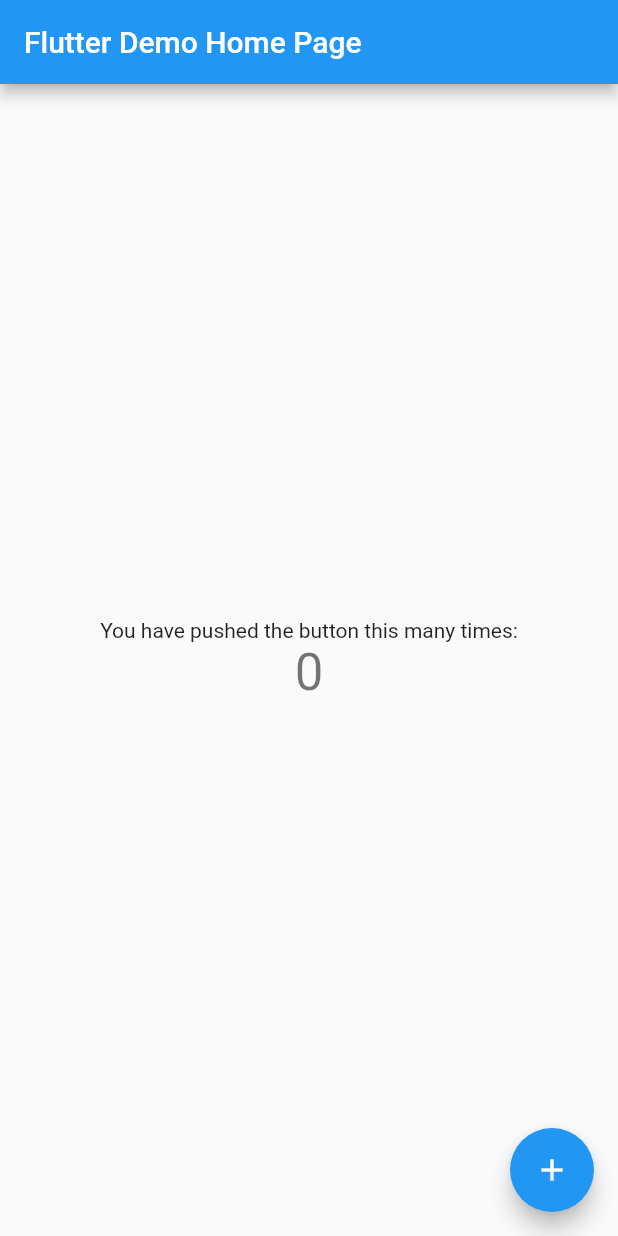
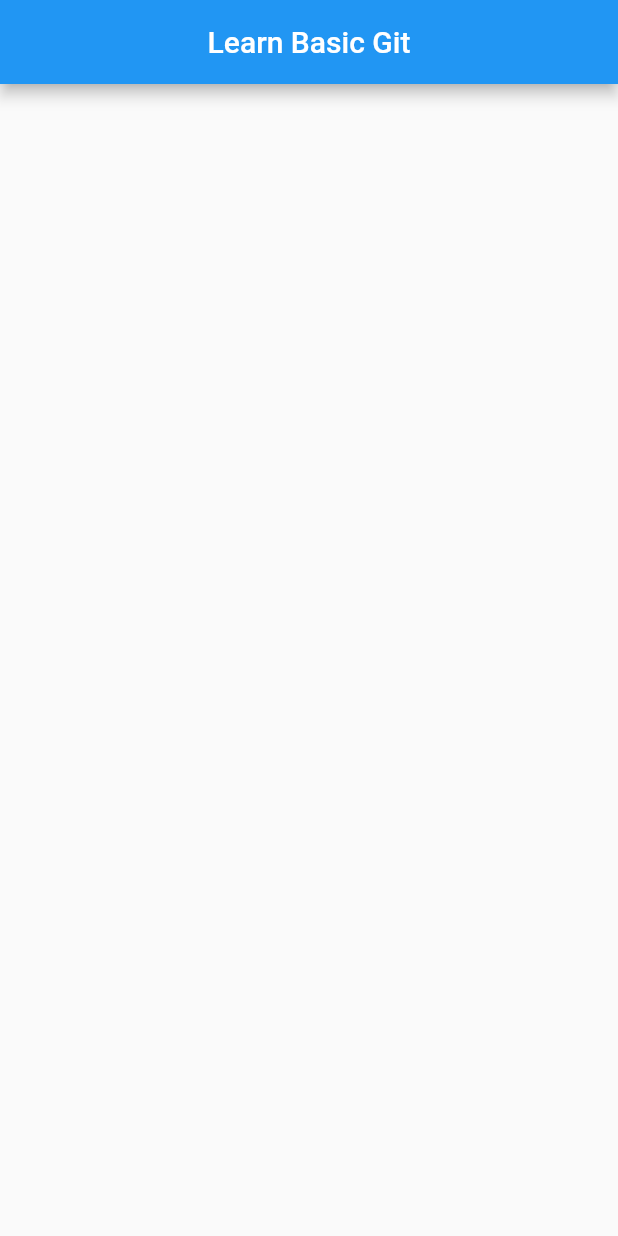
Before and after one commit to hassanhuseein/learn-basic-Git, a Flutter app: the screen it shows after launch, on a phone screen of 412 x 824 dp. Run offline on Flutter 3.47's test engine with Material 2 defaults, Android fonts, the phone set to English and light mode, and no system bars; our stand-ins replace get.

Commit message:
tow commit

```diff
--- a/analysis_options.yaml
+++ b/analysis_options.yaml
@@ -7,7 +7,7 @@
 
 # The following line activates a set of recommended lints for Flutter apps,
 # packages, and plugins designed to encourage good coding practices.
-include: package:flutter_lints/flutter.yaml
+#include: package:flutter_lints/flutter.yaml
 
 linter:
   # The lint rules applied to this project can be customized in the
--- a/lib/main.dart
+++ b/lib/main.dart
@@ -1,115 +1,37 @@
 import 'package:flutter/material.dart';
+import 'package:get/get.dart';
 
-void main() {
-  runApp(const MyApp());
-}
+void main() => runApp(MyApp());
 
 class MyApp extends StatelessWidget {
-  const MyApp({super.key});
+  const MyApp({Key? key}) : super(key: key);
 
-  // This widget is the root of your application.
   @override
   Widget build(BuildContext context) {
-    return MaterialApp(
-      title: 'Flutter Demo',
-      theme: ThemeData(
-        // This is the theme of your application.
-        //
-        // Try running your application with "flutter run". You'll see the
-        // application has a blue toolbar. Then, without quitting the app, try
-        // changing the primarySwatch below to Colors.green and then invoke
-        // "hot reload" (press "r" in the console where you ran "flutter run",
-        // or simply save your changes to "hot reload" in a Flutter IDE).
-        // Notice that the counter didn't reset back to zero; the application
-        // is not restarted.
-        primarySwatch: Colors.blue,
-      ),
-      home: const MyHomePage(title: 'Flutter Demo Home Page'),
+    return GetMaterialApp(
+      debugShowCheckedModeBanner: false,
+      home: Home(),
     );
   }
 }
 
-class MyHomePage extends StatefulWidget {
-  const MyHomePage({super.key, required this.title});
-
-  // This widget is the home page of your application. It is stateful, meaning
-  // that it has a State object (defined below) that contains fields that affect
-  // how it looks.
-
-  // This class is the configuration for the state. It holds the values (in this
-  // case the title) provided by the parent (in this case the App widget) and
-  // used by the build method of the State. Fields in a Widget subclass are
-  // always marked "final".
-
-  final String title;
-
-  @override
-  State<MyHomePage> createState() => _MyHomePageState();
-}
-
-class _MyHomePageState extends State<MyHomePage> {
-  int _counter = 0;
-
-  void _incrementCounter() {
-    setState(() {
-      // This call to setState tells the Flutter framework that something has
-      // changed in this State, which causes it to rerun the build method below
-      // so that the display can reflect the updated values. If we changed
-      // _counter without calling setState(), then the build method would not be
-      // called again, and so nothing would appear to happen.
-      _counter++;
-    });
-  }
+class Home extends StatelessWidget {
+  const Home({Key? key}) : super(key: key);
 
   @override
   Widget build(BuildContext context) {
-    // This method is rerun every time setState is called, for instance as done
-    // by the _incrementCounter method above.
-    //
-    // The Flutter framework has been optimized to make rerunning build methods
-    // fast, so that you can just rebuild anything that needs updating rather
-    // than having to individually change instances of widgets.
     return Scaffold(
       appBar: AppBar(
-        // Here we take the value from the MyHomePage object that was created by
-        // the App.build method, and use it to set our appbar title.
-        title: Text(widget.title),
+        title: Text("Learn Basic Git"),
+        centerTitle: true,
       ),
-      body: Center(
-        // Center is a layout widget. It takes a single child and positions it
-        // in the middle of the parent.
-        child: Column(
-          // Column is also a layout widget. It takes a list of children and
-          // arranges them vertically. By default, it sizes itself to fit its
-          // children horizontally, and tries to be as tall as its parent.
-          //
-          // Invoke "debug painting" (press "p" in the console, choose the
-          // "Toggle Debug Paint" action from the Flutter Inspector in Android
-          // Studio, or the "Toggle Debug Paint" command in Visual Studio Code)
-          // to see the wireframe for each widget.
-          //
-          // Column has various properties to control how it sizes itself and
-          // how it positions its children. Here we use mainAxisAlignment to
-          // center the children vertically; the main axis here is the vertical
-          // axis because Columns are vertical (the cross axis would be
-          // horizontal).
-          mainAxisAlignment: MainAxisAlignment.center,
-          children: <Widget>[
-            const Text(
-              'You have pushed the button this many times:',
-            ),
-            Text(
-              '$_counter',
-              style: Theme.of(context).textTheme.headline4,
-            ),
-          ],
+      body: SafeArea(
+        child: Container(
+          child: Column(
+            children: [],
+          ),
         ),
       ),
-      floatingActionButton: FloatingActionButton(
-        onPressed: _incrementCounter,
-        tooltip: 'Increment',
-        child: const Icon(Icons.add),
-      ), // This trailing comma makes auto-formatting nicer for build methods.
     );
   }
 }
```
Also changed, not shown: pubspec.yaml (+9 -0 lines), pubspec.lock.
